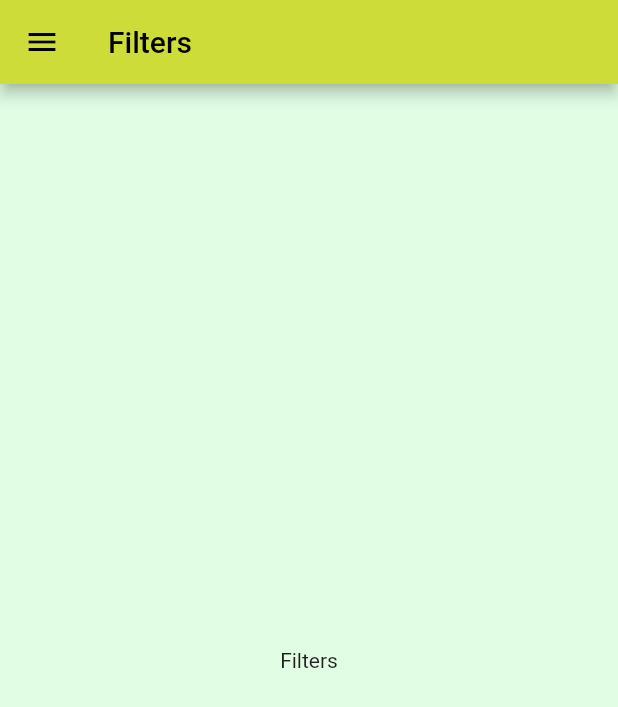
After one commit to cjchika/swift_meal, a Flutter app: the FiltersScreen screen opened by its route, on a phone screen of 412 x 824 dp. The commit adds this screen. Shown: the top 707 px of the screen. Run offline on Flutter 3.47's test engine with Material 2 defaults, Android fonts, the phone set to English and light mode, and no system bars.

Commit message:
Improving UI

```diff
--- a/lib/main.dart
+++ b/lib/main.dart
@@ -1,4 +1,5 @@
 import 'package:flutter/material.dart';
+import './screens/filters_screen.dart';
 import './screens/category_meals_screen.dart';
 import './screens/meal_detail_screen.dart';
 import './screens/tabs_screen.dart';
@@ -32,6 +33,7 @@ class MyApp extends StatelessWidget {
         '/': (ctx) => TabsScreen(),
         CategoryMealsScreen.routeName: (ctx) => CategoryMealsScreen(),
         MealDetailScreen.routeName: (ctx) => MealDetailScreen(),
+        FiltersScreen.routeName: (ctx) => FiltersScreen(),
       },
     );
   }
--- /dev/null
+++ b/lib/screens/filters_screen.dart
@@ -0,0 +1,17 @@
+import 'package:flutter/material.dart';
+import '../widgets/main_drawer.dart';
+
+class FiltersScreen extends StatelessWidget {
+  static const routeName = '/filters';
+
+  @override
+  Widget build(BuildContext context) {
+    return Scaffold(
+      appBar: AppBar(title: Text('Filters')),
+      drawer: MainDrawer(),
+      body: Center(
+        child: Text('Filters'),
+      ),
+    );
+  }
+}
```
Also changed, not shown: lib/widgets/main_drawer.dart (+10 -5 lines).
